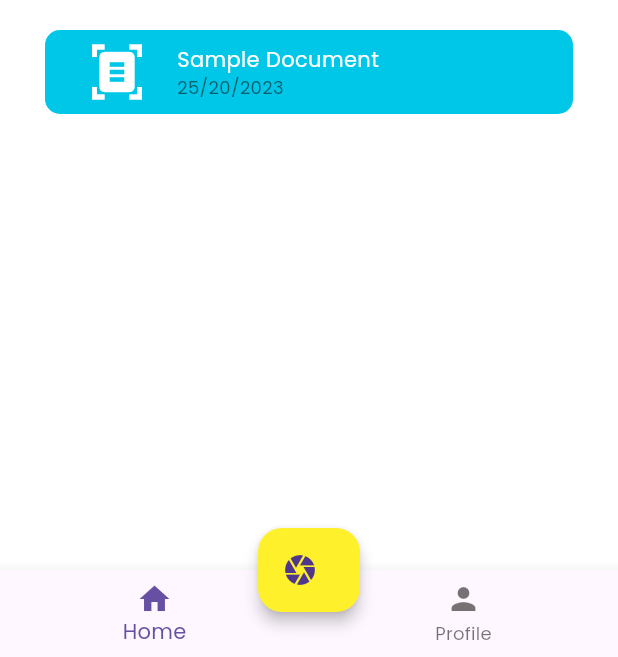
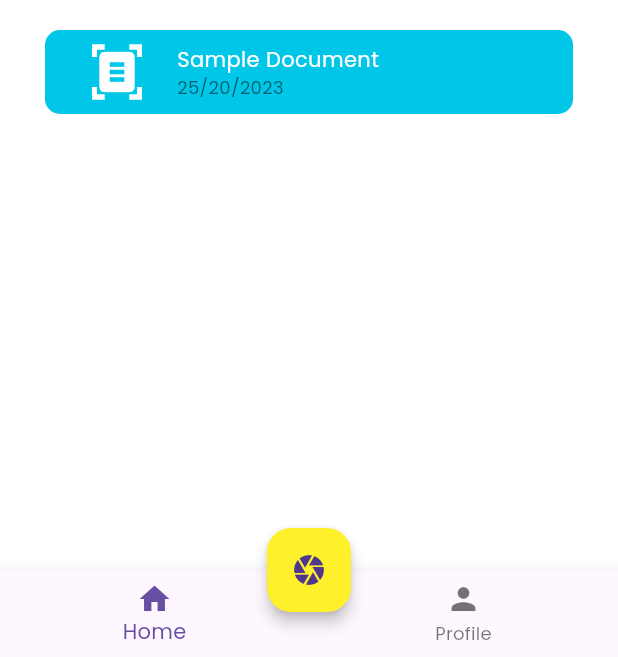
Before and after one commit to nikoshaa/tapScan, a Flutter app: the MainLayoutPage screen opened directly, on a phone screen of 412 x 824 dp, the part 579-1236 px from its top. Run offline on Flutter 3.47's test engine with Material 3 defaults, Android fonts, the phone set to English and light mode, and no system bars; our stand-ins replace camera, cloud_firestore, dropdown_button2, file_picker, firebase_auth, firebase_core and 5 more; missing offline and left inert: flutter_onboard; accounts and stored records are empty; project files that could hold a hidden picture were left out.

Commit message:
W15: Fix button Camera

```diff
--- a/src/tap_scan/lib/components/components.dart
+++ b/src/tap_scan/lib/components/components.dart
@@ -424,7 +424,7 @@ class MainFloatingActionButton extends StatelessWidget {
   const MainFloatingActionButton({super.key});
   @override
   Widget build(BuildContext context) {
-    return FloatingActionButton.extended(
+    return FloatingActionButton(
       backgroundColor: const Color.fromRGBO(255, 240, 44, 1),
       onPressed: () {
         showModalBottomSheet<void>(
@@ -434,8 +434,8 @@ class MainFloatingActionButton extends StatelessWidget {
           },
         );
       },
-      label: const Text(''),
-      icon: const Icon(Icons.camera),
+      // label: const Text(''),
+      child: Center(child: const Icon(Icons.camera)),
       elevation: 4.0,
     );
   }
```
